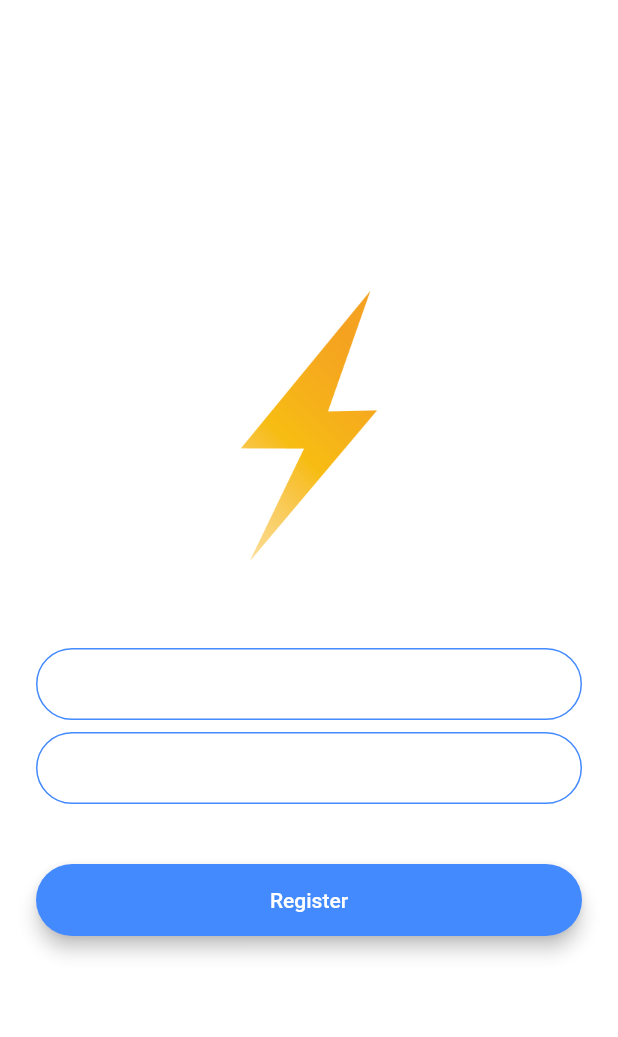
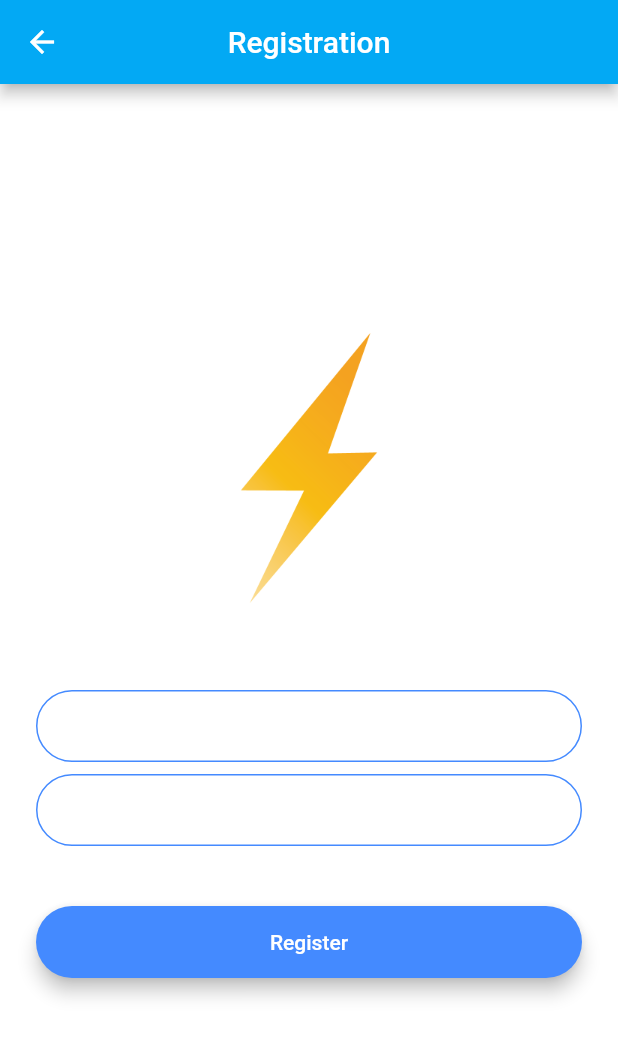
Before and after one commit to devBamidele/flash_chat, a Flutter app: the screen it shows after launch, after a tap on "Register", on a phone screen of 412 x 824 dp. Shown: the top 1037 px of the screen. Run offline on Flutter 3.47's test engine with Material 2 defaults, Android fonts, the phone set to English and light mode, and no system bars.

```diff
--- a/lib/main.dart
+++ b/lib/main.dart
@@ -18,12 +18,12 @@ class FlashChat extends StatelessWidget {
           bodyText1: TextStyle(color: Colors.black54),
         ),
       ),
-      initialRoute: 'reg',
+      initialRoute: WelcomeScreen.id,
       routes: {
-        'home': (context) => const WelcomeScreen(),
-        'chat': (context) => const ChatScreen(),
-        'reg': (context) => const RegistrationScreen(),
-        'login': (context) => const LoginScreen(),
+        WelcomeScreen.id: (context) => const WelcomeScreen(),
+        ChatScreen.id: (context) => const ChatScreen(),
+        RegistrationScreen.id: (context) => const RegistrationScreen(),
+        LoginScreen.id: (context) => const LoginScreen(),
       },
     );
   }
--- a/lib/screens/chat_screen.dart
+++ b/lib/screens/chat_screen.dart
@@ -3,6 +3,8 @@ import 'package:flash_chat/constants.dart';
 
 class ChatScreen extends StatefulWidget {
   const ChatScreen({Key? key}) : super(key: key);
+
+  static const id = 'ChatScreen';
 
   @override
   State<ChatScreen> createState() => _ChatScreenState();
--- a/lib/screens/registration_screen.dart
+++ b/lib/screens/registration_screen.dart
@@ -2,6 +2,8 @@ import 'package:flutter/material.dart';
 
 class RegistrationScreen extends StatefulWidget {
   const RegistrationScreen({Key? key}) : super(key: key);
+
+  static const id = 'RegistrationScreen';
 
   @override
   State<RegistrationScreen> createState() => _RegistrationScreenState();
@@ -11,6 +13,11 @@ class _RegistrationScreenState extends State<RegistrationScreen> {
   @override
   Widget build(BuildContext context) {
     return Scaffold(
+      appBar: AppBar(
+        centerTitle: true,
+        backgroundColor: Colors.lightBlue,
+        title: const Text('Registration'),
+      ),
       backgroundColor: Colors.white,
       body: Padding(
         padding: const EdgeInsets.symmetric(horizontal: 24.0),
@@ -18,9 +25,12 @@ class _RegistrationScreenState extends State<RegistrationScreen> {
           mainAxisAlignment: MainAxisAlignment.center,
           crossAxisAlignment: CrossAxisAlignment.stretch,
           children: <Widget>[
-            SizedBox(
-              height: 200.0,
-              child: Image.asset('images/logo.png'),
+            Hero(
+              tag: 'logo',
+              child: SizedBox(
+                height: 200.0,
+                child: Image.asset('images/logo.png'),
+              ),
             ),
             const SizedBox(
               height: 48.0,
--- a/lib/screens/welcome_screen.dart
+++ b/lib/screens/welcome_screen.dart
@@ -1,7 +1,11 @@
+import 'package:flash_chat/screens/login_screen.dart';
+import 'package:flash_chat/screens/registration_screen.dart';
 import 'package:flutter/material.dart';
 
 class WelcomeScreen extends StatefulWidget {
   const WelcomeScreen({Key? key}) : super(key: key);
+
+  static const id = 'WelcomeScreen';
 
   @override
   State<WelcomeScreen> createState() => _WelcomeScreenState();
@@ -21,9 +25,12 @@ class _WelcomeScreenState extends State<WelcomeScreen> {
             Row(
               mainAxisAlignment: MainAxisAlignment.center,
               children: <Widget>[
-                SizedBox(
-                  height: 65.0,
-                  child: Image.asset('images/logo.png'),
+                Hero(
+                  tag: 'logo',
+                  child: SizedBox(
+                    height: 65.0,
+                    child: Image.asset('images/logo.png'),
+                  ),
                 ),
                 const Text(
                   'Flash Chat',
@@ -46,7 +53,7 @@ class _WelcomeScreenState extends State<WelcomeScreen> {
                 borderRadius: BorderRadius.circular(30.0),
                 child: MaterialButton(
                   onPressed: () {
-                    //Go to login screen.
+                    Navigator.pushNamed(context, LoginScreen.id);
                   },
                   minWidth: 200.0,
                   height: 42.0,
@@ -64,7 +71,7 @@ class _WelcomeScreenState extends State<WelcomeScreen> {
                 elevation: 5.0,
                 child: MaterialButton(
                   onPressed: () {
-                    //Go to registration screen.
+                    Navigator.pushNamed(context, RegistrationScreen.id);
                   },
                   minWidth: 200.0,
                   height: 42.0,
```
Also changed, not shown: lib/screens/login_screen.dart (+13 -3 lines).
